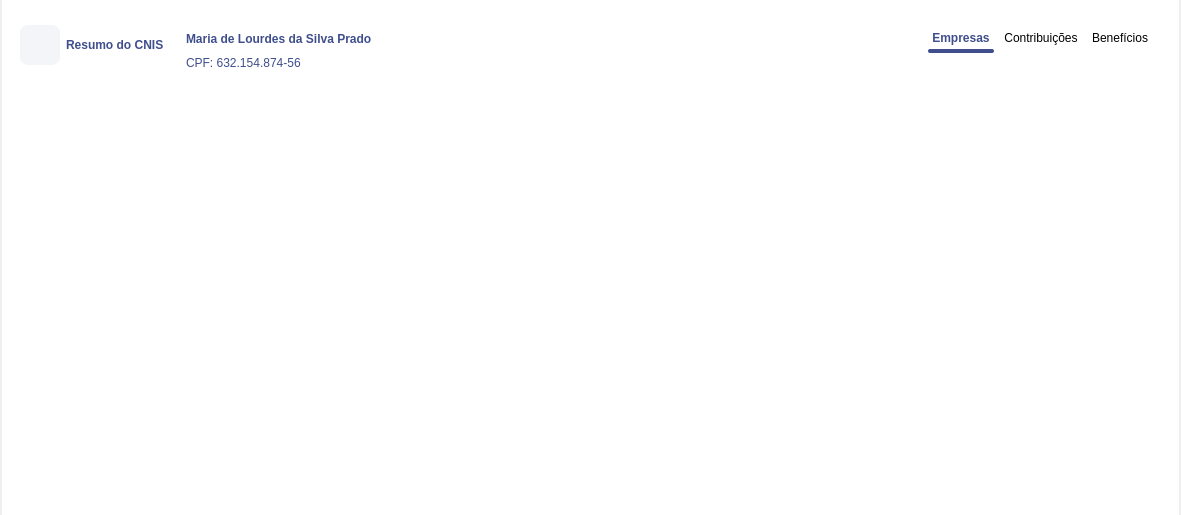
Above: Design/UI/wdgResumoCNIS.ui from newprev/PrevCliente before the change. Below: the same form after it.
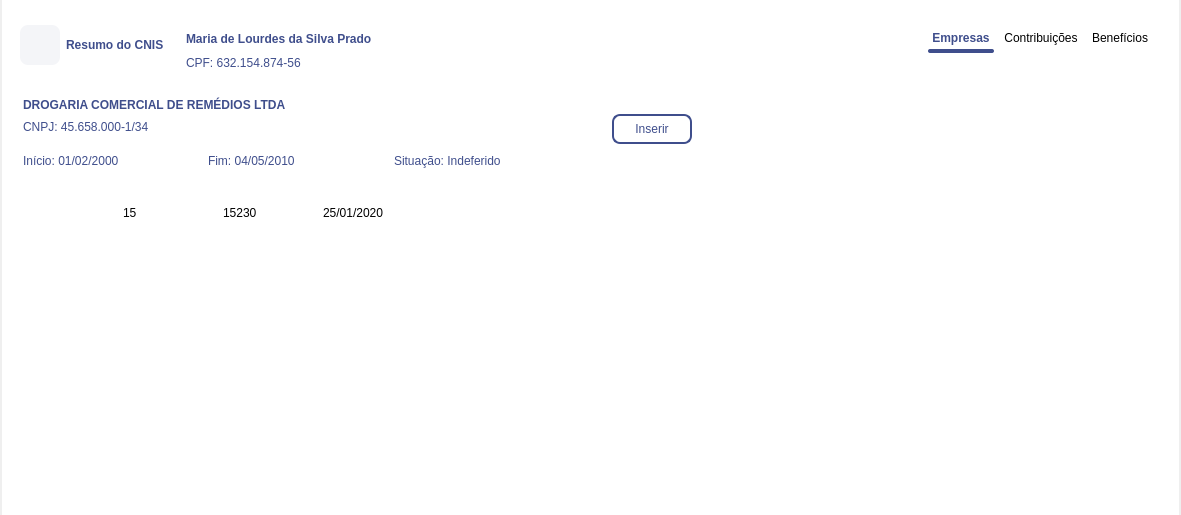
That is the form after the change. The open tabs and pages were chosen to show the change. Icons and pictures are not drawn.

Commit message:
Aba Benefícios
- Adição da tabela com as informações dos benefícios do cliente;
- Atualização do fluxo de visualização dos benefícios.

What changed in the file:
```diff
--- a/Design/UI/wdgResumoCNIS.ui
+++ b/Design/UI/wdgResumoCNIS.ui
@@ -482,21 +482,39 @@
 
 /*-------------------------------------------  Scroll Bar --------------------------------------------*/
 QScrollBar:vertical {
-	border: 0px solid none;
-	background: #F2F2F2;
-}
+        background-color: #DDDEDF;
+        width: 15px;
+        margin: 15px 3px 15px 3px;
+        border: 1px transparent #2A2929;
+        border-radius: 4px;
+    }
 
 QScrollBar::handle:vertical {
-	background-color: #3F4E8C;
-	min-height: 10px;
-	max-height: 20px;
+    background-color: #3F4E8C;
+    min-height: 5px;
+    width: 20px;
+	border-radius: 4px;
+}
 
-	border-radius: 5px;
+QScrollBar::up-arrow:vertical, QScrollBar::down-arrow:vertical{
+      border: none;
+      background: none;
+      color: none;
+}
+
+QScrollBar::add-line:vertical {
+	border: none;
+    background: none;
+}
+
+QScrollBar::sub-line:vertical {
+	border: none;
+    background: none;
 }
 
 
 /*---------------------------- Push Button ----------------------------------*/
-#pbInserir, #pbInserirContrib {
+#pbInserirResumo, #pbInserirContrib, #pbInserirBeneficios {
 	font: 12pt &quot;Avenir LT Std&quot;;
 	color: #3F4E8C;
 	
@@ -511,7 +529,7 @@
 }
 
 /*-------------------------------- Labels -----------------------------------------*/
-#lbNomeEmp {
+#lbNomeEmp, #lbNomeEmpBene {
 	font: 15pt &quot;Avenir LT Std&quot;;
 	color: #3F4E8C;
 	
@@ -522,7 +540,9 @@
 }
 
 #lbCNPJouNB, #lbDataInicio, 
-#lbDataFim {
+#lbDataFim, #lbCNPJouNBBene, 
+#lbDataInicioBene, #lbDataFimBene, 
+#lbSituacao {
 	font: 11pt &quot;Avenir LT Std&quot;;
 	color: #3F4E8C;
 	
@@ -539,6 +559,7 @@
 	gridline-color: white;
 
 	border: 0px solid transparent;
+	alternate-background-color: #F4F5F8;
 }
 
 QHeaderView {
@@ -561,8 +582,7 @@
 
 #tblContribuicoes::item {
 	padding: 2px 24px 2px 24px;
-}
-</string>
+}</string>
         </property>
         <property name="frameShape">
          <enum>QFrame::NoFrame</enum>
@@ -1160,18 +1180,461 @@
              </sizepolicy>
             </property>
             <layout class="QGridLayout" name="gridLayout_3">
+             <property name="leftMargin">
+              <number>0</number>
+             </property>
              <property name="topMargin">
               <number>0</number>
              </property>
+             <property name="rightMargin">
+              <number>0</number>
+             </property>
              <property name="bottomMargin">
               <number>0</number>
              </property>
              <property name="horizontalSpacing">
-              <number>32</number>
+              <number>0</number>
              </property>
-             <property name="verticalSpacing">
-              <number>16</number>
-             </property>
+             <item row="0" column="0">
+              <widget class="QFrame" name="frInfoPrincipalBene">
+               <property name="frameShape">
+                <enum>QFrame::NoFrame</enum>
+               </property>
+               <property name="frameShadow">
+                <enum>QFrame::Raised</enum>
+               </property>
+               <layout class="QGridLayout" name="gridLayout_10">
+                <property name="topMargin">
+                 <number>0</number>
+                </property>
+                <item row="0" column="0">
+                 <widget class="QFrame" name="frInfoResumoBene">
+                  <property name="frameShape">
+                   <enum>QFrame::NoFrame</enum>
+                  </property>
+                  <property name="frameShadow">
+                   <enum>QFrame::Raised</enum>
+                  </property>
+                  <layout class="QHBoxLayout" name="horizontalLayout_8">
+                   <property name="spacing">
+                    <number>42</number>
+                   </property>
+                   <property name="topMargin">
+                    <number>0</number>
+                   </property>
+                   <property name="bottomMargin">
+                    <number>0</number>
+                   </property>
+                   <item>
+                    <widget class="QFrame" name="frInfoEmpBene">
+                     <property name="minimumSize">
+                      <size>
+                       <width>550</width>
+                       <height>0</height>
+                      </size>
+                     </property>
+                     <property name="frameShape">
+                      <enum>QFrame::NoFrame</enum>
+                     </property>
+                     <property name="frameShadow">
+                      <enum>QFrame::Raised</enum>
+                     </property>
+                     <layout class="QGridLayout" name="gridLayout_9">
+                      <property name="leftMargin">
+                       <number>0</number>
+                      </property>
+                      <property name="topMargin">
+                       <number>0</number>
+                      </property>
+                      <property name="rightMargin">
+                       <number>0</number>
+                      </property>
+                      <property name="bottomMargin">
+                       <number>0</number>
+                      </property>
+                      <item row="3" column="1">
+                       <widget class="QLabel" name="lbDataFimBene">
+                        <property name="text">
+                         <string>Fim: 04/05/2010</string>
+                        </property>
+                       </widget>
+                      </item>
+                      <item row="1" column="0">
+                       <widget class="QLabel" name="lbCNPJouNBBene">
+                        <property name="text">
+                         <string>CNPJ: 45.658.000-1/34</string>
+                        </property>
+                       </widget>
+                      </item>
+                      <item row="2" column="0">
+                       <spacer name="verticalSpacer_2">
+                        <property name="orientation">
+                         <enum>Qt::Vertical</enum>
+                        </property>
+                        <property name="sizeType">
+                         <enum>QSizePolicy::Fixed</enum>
+                        </property>
+                        <property name="sizeHint" stdset="0">
+                         <size>
+                          <width>20</width>
+                          <height>12</height>
+                         </size>
+                        </property>
+                       </spacer>
+                      </item>
+                      <item row="3" column="0">
+                       <widget class="QLabel" name="lbDataInicioBene">
+                        <property name="text">
+                         <string>Início: 01/02/2000</string>
+                        </property>
+                       </widget>
+                      </item>
+                      <item row="3" column="2">
+                       <widget class="QLabel" name="lbSituacao">
+                        <property name="text">
+                         <string>Situação: Indeferido</string>
+                        </property>
+                       </widget>
+                      </item>
+                      <item row="0" column="0" colspan="3">
+                       <widget class="QLabel" name="lbNomeEmpBene">
+                        <property name="minimumSize">
+                         <size>
+                          <width>400</width>
+                          <height>0</height>
+                         </size>
+                        </property>
+                        <property name="text">
+                         <string>DROGARIA COMERCIAL DE REMÉDIOS LTDA</string>
+                        </property>
+                        <property name="wordWrap">
+                         <bool>true</bool>
+                        </property>
+                       </widget>
+                      </item>
+                     </layout>
+                    </widget>
+                   </item>
+                   <item>
+                    <widget class="QPushButton" name="pbInserirBeneficios">
+                     <property name="minimumSize">
+                      <size>
+                       <width>80</width>
+                       <height>0</height>
+                      </size>
+                     </property>
+                     <property name="text">
+                      <string>Inserir</string>
+                     </property>
+                    </widget>
+                   </item>
+                   <item>
+                    <spacer name="horizontalSpacer_5">
+                     <property name="orientation">
+                      <enum>Qt::Horizontal</enum>
+                     </property>
+                     <property name="sizeHint" stdset="0">
+                      <size>
+                       <width>40</width>
+                       <height>20</height>
+                      </size>
+                     </property>
+                    </spacer>
+                   </item>
+                  </layout>
+                 </widget>
+                </item>
+                <item row="1" column="0">
+                 <widget class="QFrame" name="frTblBeneficios">
+                  <property name="frameShape">
+                   <enum>QFrame::NoFrame</enum>
+                  </property>
+                  <property name="frameShadow">
+                   <enum>QFrame::Raised</enum>
+                  </property>
+                  <layout class="QHBoxLayout" name="horizontalLayout_7">
+                   <property name="spacing">
+                    <number>0</number>
+                   </property>
+                   <property name="topMargin">
+                    <number>24</number>
+                   </property>
+                   <property name="bottomMargin">
+                    <number>4</number>
+                   </property>
+                   <item>
+                    <widget class="QTableWidget" name="tblBeneficios">
+                     <property name="sizePolicy">
+                      <sizepolicy hsizetype="Expanding" vsizetype="MinimumExpanding">
+                       <horstretch>0</horstretch>
+                       <verstretch>0</verstretch>
+                      </sizepolicy>
+                     </property>
+                     <property name="frameShape">
+                      <enum>QFrame::NoFrame</enum>
+                     </property>
+                     <property name="sizeAdjustPolicy">
+                      <enum>QAbstractScrollArea::AdjustIgnored</enum>
+                     </property>
+                     <property name="editTriggers">
+                      <set>QAbstractItemView::NoEditTriggers</set>
+                     </property>
+                     <property name="showDropIndicator" stdset="0">
+                      <bool>false</bool>
+                     </property>
+                     <property name="dragDropOverwriteMode">
+                      <bool>false</bool>
+                     </property>
+                     <property name="alternatingRowColors">
+                      <bool>true</bool>
+                     </property>
+                     <property name="selectionMode">
+                      <enum>QAbstractItemView::NoSelection</enum>
+                     </property>
+                     <property name="selectionBehavior">
+                      <enum>QAbstractItemView::SelectRows</enum>
+                     </property>
+                     <property name="showGrid">
+                      <bool>false</bool>
+                     </property>
+                     <property name="gridStyle">
+                      <enum>Qt::NoPen</enum>
+                     </property>
+                     <property name="sortingEnabled">
+                      <bool>true</bool>
+                     </property>
+                     <attribute name="horizontalHeaderVisible">
+                      <bool>false</bool>
+                     </attribute>
+                     <attribute name="horizontalHeaderCascadingSectionResizes">
+                      <bool>true</bool>
+                     </attribute>
+                     <attribute name="horizontalHeaderMinimumSectionSize">
+                      <number>70</number>
+                     </attribute>
+                     <attribute name="horizontalHeaderShowSortIndicator" stdset="0">
+                      <bool>false</bool>
+                     </attribute>
+                     <attribute name="horizontalHeaderStretchLastSection">
+                      <bool>false</bool>
+                     </attribute>
+                     <attribute name="verticalHeaderVisible">
+                      <bool>false</bool>
+                     </attribute>
+                     <attribute name="verticalHeaderHighlightSections">
+                      <bool>false</bool>
+                     </attribute>
+                     <attribute name="verticalHeaderShowSortIndicator" stdset="0">
+                      <bool>true</bool>
+                     </attribute>
+                     <attribute name="verticalHeaderStretchLastSection">
+                      <bool>false</bool>
+                     </attribute>
+                     <row>
+                      <property name="text">
+                       <string>Teste</string>
+                      </property>
+                     </row>
+                     <column>
+                      <property name="text">
+                       <string>id</string>
+                      </property>
+                      <property name="background">
+                       <color>
+                        <red>255</red>
+                        <green>255</green>
+                        <blue>255</blue>
+                       </color>
+                      </property>
+                     </column>
+                     <column>
+                      <property name="text">
+                       <string>Entrada</string>
+                      </property>
+                      <property name="font">
+                       <font>
+                        <family>Avenir LT Std</family>
+                        <pointsize>12</pointsize>
+                        <weight>75</weight>
+                        <bold>true</bold>
+                       </font>
+                      </property>
+                      <property name="textAlignment">
+                       <set>AlignCenter</set>
+                      </property>
+                      <property name="background">
+                       <color>
+                        <red>255</red>
+                        <green>255</green>
+                        <blue>255</blue>
+                       </color>
+                      </property>
+                      <property name="foreground">
+                       <brush brushstyle="SolidPattern">
+                        <color alpha="255">
+                         <red>63</red>
+                         <green>78</green>
+                         <blue>140</blue>
+                        </color>
+                       </brush>
+                      </property>
+                     </column>
+                     <column>
+                      <property name="text">
+                       <string>N° do benefício</string>
+                      </property>
+                      <property name="font">
+                       <font>
+                        <family>Avenir LT Std</family>
+                        <pointsize>12</pointsize>
+                        <weight>75</weight>
+                        <bold>true</bold>
+                       </font>
+                      </property>
+                      <property name="textAlignment">
+                       <set>AlignCenter</set>
+                      </property>
+                      <property name="background">
+                       <color>
+                        <red>255</red>
+                        <green>255</green>
+                        <blue>255</blue>
+                       </color>
+                      </property>
+                      <property name="foreground">
+                       <brush brushstyle="SolidPattern">
+                        <color alpha="255">
+                         <red>63</red>
+                         <green>78</green>
+                         <blue>140</blue>
+                        </color>
+                       </brush>
+                      </property>
+                     </column>
+                     <column>
+                      <property name="text">
+                       <string>Competência</string>
+                      </property>
+                      <property name="font">
+                       <font>
+                        <family>Avenir LT Std</family>
+                        <pointsize>12</pointsize>
+                        <weight>75</weight>
+                        <bold>true</bold>
+                       </font>
+                      </property>
+                      <property name="textAlignment">
+                       <set>AlignCenter</set>
+                      </property>
+                      <property name="background">
+                       <color>
+                        <red>255</red>
+                        <green>255</green>
+                        <blue>255</blue>
+                       </color>
+                      </property>
+                      <property name="foreground">
+                       <brush brushstyle="SolidPattern">
+                        <color alpha="255">
+                         <red>63</red>
+                         <green>78</green>
+                         <blue>140</blue>
+                        </color>
+                       </brush>
+                      </property>
+                     </column>
+                     <column>
+                      <property name="text">
+                       <string>Valor do benefício</string>
+                      </property>
+                      <property name="font">
+                       <font>
+                        <family>Avenir LT Std</family>
+                        <pointsize>12</pointsize>
+                        <weight>75</weight>
+                        <bold>true</bold>
+                       </font>
+                      </property>
+                      <property name="textAlignment">
+                       <set>AlignCenter</set>
+                      </property>
+                      <property name="background">
+                       <color>
+                        <red>255</red>
+                        <green>255</green>
+                        <blue>255</blue>
+                       </color>
+                      </property>
+                      <property name="foreground">
+                       <brush brushstyle="SolidPattern">
+                        <color alpha="255">
+                         <red>63</red>
+                         <green>78</green>
+                         <blue>140</blue>
+                        </color>
+                       </brush>
+                      </property>
+                     </column>
+                     <column>
+                      <property name="text">
+                       <string>Ações</string>
+                      </property>
+                      <property name="font">
+                       <font>
+                        <family>Avenir LT Std</family>
+                        <pointsize>12</pointsize>
+                        <weight>75</weight>
+                        <bold>true</bold>
+                       </font>
+                      </property>
+                      <property name="textAlignment">
+                       <set>AlignTrailing|AlignVCenter</set>
+                      </property>
+                      <property name="background">
+                       <color>
+                        <red>255</red>
+                        <green>255</green>
+                        <blue>255</blue>
+                       </color>
+                      </property>
+                      <property name="foreground">
+                       <brush brushstyle="SolidPattern">
+                        <color alpha="255">
+                         <red>63</red>
+                         <green>78</green>
+                         <blue>140</blue>
+                        </color>
+                       </brush>
+                      </property>
+                     </column>
+                     <column>
+                      <property name="text">
+                       <string/>
+                      </property>
+                     </column>
+                     <item row="0" column="1">
+                      <property name="text">
+                       <string>15</string>
+                      </property>
+                     </item>
+                     <item row="0" column="2">
+                      <property name="text">
+                       <string>15230</string>
+                      </property>
+                     </item>
+                     <item row="0" column="3">
+                      <property name="text">
+                       <string>25/01/2020</string>
+                      </property>
+                     </item>
+                    </widget>
+                   </item>
+                  </layout>
+                 </widget>
+                </item>
+               </layout>
+              </widget>
+             </item>
             </layout>
            </widget>
           </widget>
```
Left out of the diff: 175 changed lines with no effect on the pictures. Lines whose indentation alone changed are shown as unchanged. The commit also changes 8 other files.
